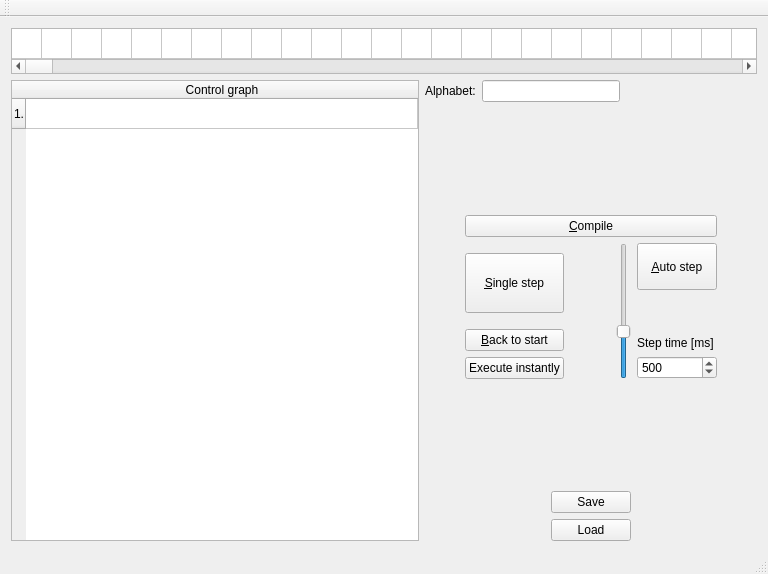
Before: the Qt Designer form TuringMachineGUI/TMMainWindow.ui in saleph/turing_machine, drawn with Qt 5.
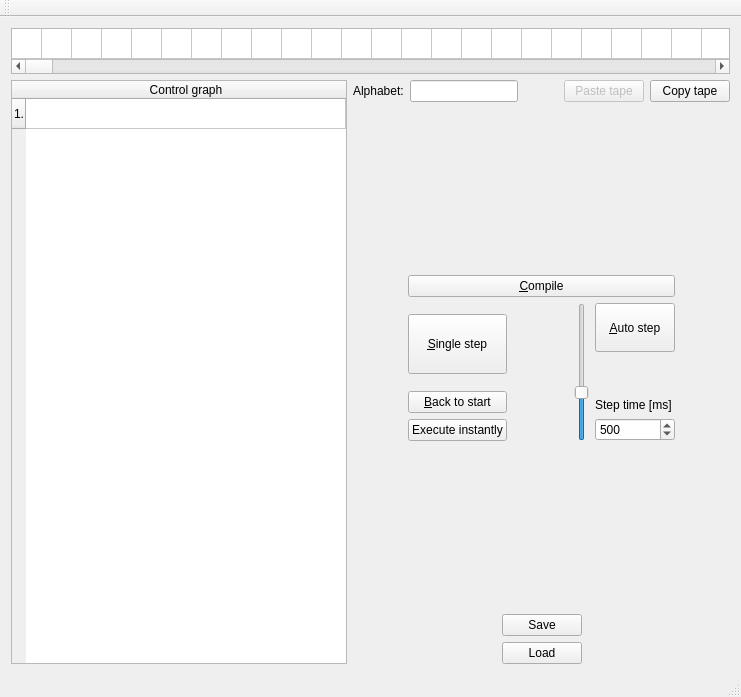
After: the same form once the commit is applied. Custom widgets are drawn as their Qt base class.

Commit message: [ADD] copy and paste TapeWidget

```diff
--- a/TuringMachineGUI/TMMainWindow.ui
+++ b/TuringMachineGUI/TMMainWindow.ui
@@ -6,8 +6,8 @@
    <rect>
     <x>0</x>
     <y>0</y>
-    <width>768</width>
-    <height>574</height>
+    <width>741</width>
+    <height>697</height>
    </rect>
   </property>
   <property name="windowTitle">
@@ -1148,7 +1148,7 @@
            <widget class="QLineEdit" name="alphabetLineEdit">
             <property name="minimumSize">
              <size>
-              <width>75</width>
+              <width>45</width>
               <height>0</height>
              </size>
             </property>
@@ -1173,6 +1173,27 @@
             </property>
            </spacer>
           </item>
+          <item>
+           <layout class="QHBoxLayout" name="horizontalLayout_4">
+            <item>
+             <widget class="QPushButton" name="pasteTapeButton">
+              <property name="enabled">
+               <bool>false</bool>
+              </property>
+              <property name="text">
+               <string>Paste tape</string>
+              </property>
+             </widget>
+            </item>
+            <item>
+             <widget class="QPushButton" name="copyTapeButton">
+              <property name="text">
+               <string>Copy tape</string>
+              </property>
+             </widget>
+            </item>
+           </layout>
+          </item>
          </layout>
         </item>
         <item>
@@ -1193,7 +1214,7 @@
           <item row="1" column="3">
            <widget class="QSlider" name="stepTimeSlider">
             <property name="minimum">
-             <number>10</number>
+             <number>1</number>
             </property>
             <property name="maximum">
              <number>1500</number>
@@ -1337,7 +1358,7 @@
             <item>
              <widget class="QSpinBox" name="stepTimeSpinBox">
               <property name="minimum">
-               <number>10</number>
+               <number>1</number>
               </property>
               <property name="maximum">
                <number>1500</number>
```
Left out of the diff: 22 changed lines with no effect on the pictures. The commit also changes 3 other files.
